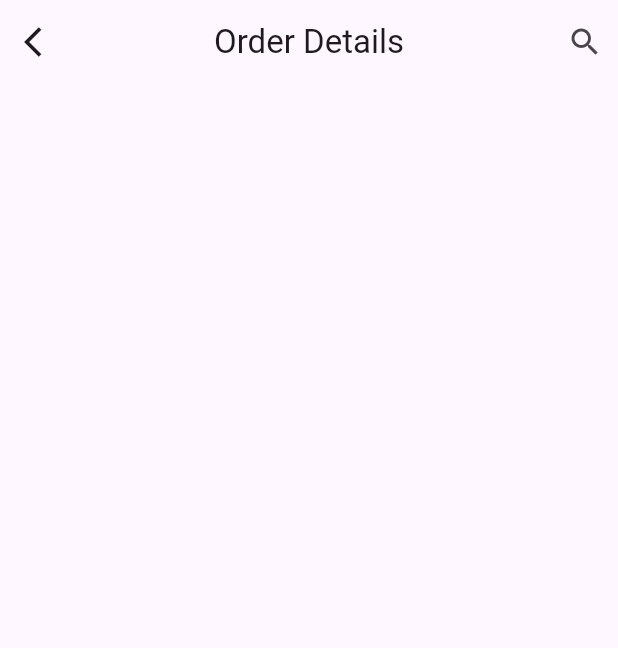
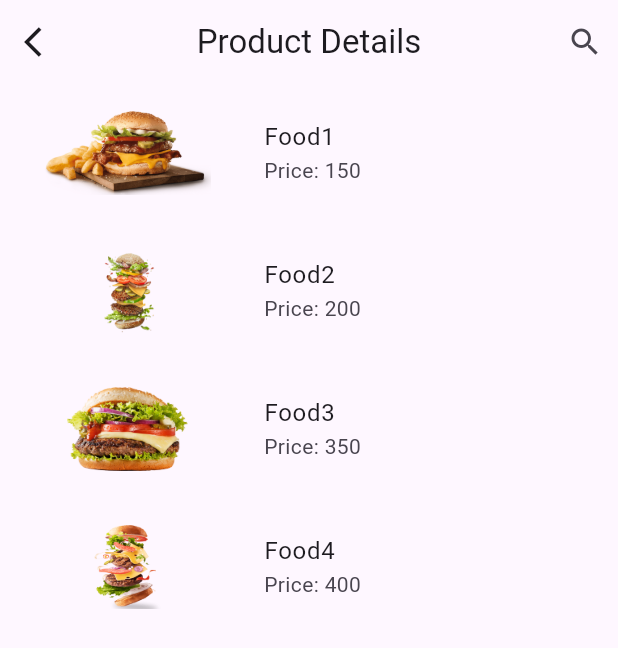
Before and after one commit to stackoverflown03/delivery_app, a Flutter app: the DetailScreen screen opened directly, after a tap on "Order now", on a phone screen of 412 x 824 dp. Shown: the top 648 px of the screen. Run offline on Flutter 3.47's test engine with Material 3 defaults, Android fonts, the phone set to English and light mode, and no system bars; our stand-ins replace carousel_slider, firebase_auth, firebase_core; accounts and stored records are empty.

Commit message:
Product details

```diff
--- a/lib/Product_Details.dart
+++ b/lib/Product_Details.dart
@@ -1,4 +1,4 @@
-class ProductDetails{
+class ProductDetails {
   final String Name;
   final String id;
   final int price;
@@ -8,13 +8,16 @@ ProductDetails({
     required this.Name,
     required this.id,
     required this.imageurl,
-  required this.price,
+    required this.price
   });
+  static final List<ProductDetails> prod=[
+    ProductDetails(
+        Name: "Food1", id: "001", imageurl: "Imgs/img_0.png", price: 150),
+    ProductDetails(
+        Name: "Food2", id: "002", imageurl: "Imgs/img_1.png", price: 200),
+    ProductDetails(
+        Name: "Food3", id: "003", imageurl: "Imgs/img_2.png", price: 350),
+    ProductDetails(
+        Name: "Food4", id: "004", imageurl: "Imgs/img_3.png", price: 400)
+  ];
 }
-
-List<ProductDetails> prod=[
-  ProductDetails(Name: "Food1", id: "001", imageurl: "Imgs/img_0", price: 150),
-  ProductDetails(Name: "Food2", id: "002", imageurl: "Imgs/img_1", price: 200),
-  ProductDetails(Name: "Food3", id: "003", imageurl: "Imgs/img_2", price: 350),
-  ProductDetails(Name: "Food4", id: "004", imageurl: "Imgs/img_3", price: 400)
-];
--- a/lib/pages/screen1.dart
+++ b/lib/pages/screen1.dart
@@ -1,5 +1,7 @@
 import 'package:flutter/material.dart';
 import 'package:food_delivery/pages/login_screen.dart';
+import 'package:firebase_auth/firebase_auth.dart';
+import 'package:food_delivery/pages/screen2.dart';
 
 
 class OnBoardingScreen extends StatefulWidget {
--- a/lib/pages/screen2.dart
+++ b/lib/pages/screen2.dart
@@ -169,6 +169,7 @@ class _HomeScreenState extends State<HomeScreen> {
                     ),
                   ],
                 ),
+
             ),
             ),
           ],
--- a/lib/pages/screen3.dart
+++ b/lib/pages/screen3.dart
@@ -1,6 +1,7 @@
 import 'package:flutter/material.dart';
 import 'package:carousel_slider/carousel_slider.dart';
 import 'package:food_delivery/pages/screen4.dart';
+import 'package:food_delivery/Product_Details.dart';
 
 class DetailScreen extends StatefulWidget {
   const DetailScreen({super.key});
@@ -14,7 +15,7 @@ class _DetailScreenState extends State<DetailScreen> {
   int quant=0;
 
   Widget build(BuildContext context) {
-
+    final pro=ProductDetails.prod;
     return Scaffold(
       appBar: AppBar(
         leading: IconButton(onPressed: (){
@@ -29,30 +30,14 @@ class _DetailScreenState extends State<DetailScreen> {
       child: Padding(
         padding: const EdgeInsets.all(15.0),
         child: Column(
-          mainAxisAlignment: MainAxisAlignment.spaceAround,
+          mainAxisAlignment: MainAxisAlignment.spaceEvenly,
           children: [
-            CarouselSlider(
-                items:[Container(
-                  child: Image(image: AssetImage('Imgs/img_0.png')),
-                  color: Colors.transparent,
-                ),
-                Container(
-                  child: Image(image: AssetImage('Imgs/img_1.png')),
-                  color: Colors.transparent,
-                ),
-                  Container(
-                    child: Image(image: AssetImage('Imgs/img_2.png')),
-                  ),
-                  Container(
-                    child: Image(image: AssetImage('Imgs/img_3.png'))
-                  )
-                ], options: CarouselOptions(
-              height: 200,
-              enableInfiniteScroll: true,
-              enlargeCenterPage: true,
-            )),
-            Row(
-
+            CarouselSlider.builder(itemCount: 4, itemBuilder:(BuildContext context,int item,int pageindex)=>Container(
+              child: Image(image: AssetImage("Imgs/img_$item.png"))
+            ),
+              options: CarouselOptions(
+                height: 200
+              ),
             ),
             Text("Popular Items",
             style: TextStyle(
@@ -61,42 +46,16 @@ class _DetailScreenState extends State<DetailScreen> {
             ),
             ),
             Text("Popular Items Lorem ipsum dolor sit amet, consectetur adipiscing elit, sed do eiusmod tempor incididunt ut labore et dolore magna aliqua. Ut enim ad minim veniam, quis nostrud exercitation ullamco laboris nisi ut aliquip ex ea commodo consequat. Duis aute irure dolor in reprehenderit in voluptate velit esse cillum dolore eu fugiat nulla pariatur. Excepteur sint occaecat cupidatat non proident, sunt in culpa qui officia deserunt mollit anim id est laborum"),
-             Row(
-               children: [
-                 Icon(Icons.star),
-                 Icon(Icons.star),
-                 Icon(Icons.star),
-                 Icon(Icons.star),
-                 Icon(Icons.star_half),
-               ],
-             ),
-            Row(
-              crossAxisAlignment: CrossAxisAlignment.center,
-              children: [
-                IconButton(onPressed: (){
-                  setState(() {
-                    quant++;
-                  });
-
-                }, icon: Icon(Icons.add_circle)),
-                Text('  $quant  '),
-                IconButton(onPressed: (){
-                  setState(() {
-                    quant--;
-                  });
-                }, icon: Icon(Icons.remove_circle_outlined)),
-              ],
-            ),
-            Text("Price: "),
             ElevatedButton(onPressed: (){
               Navigator.push(context, MaterialPageRoute(builder: (context)=>OrderPage()));
-            }, child: Text("Order now",
+            },
+              child: Text("Order now",
             style: TextStyle(
               color: Colors.black,
             ),),
             style: ElevatedButton.styleFrom(
               backgroundColor: Colors.amber,
-              padding: EdgeInsets.fromLTRB(100, 15, 100, 15)
+              padding: EdgeInsets.fromLTRB(100, 15, 100, 15),
             ),
             ),
           ],
--- a/lib/pages/screen4.dart
+++ b/lib/pages/screen4.dart
@@ -1,24 +1,27 @@
 import 'package:flutter/material.dart';
+import 'package:food_delivery/Product_Details.dart';
+import 'package:food_delivery/pages/screen3.dart';
 
 class OrderPage extends StatefulWidget {
-  const OrderPage({super.key});
 
+  const OrderPage({super.key}) ;
   @override
   State<OrderPage> createState() => _OrderPageState();
 }
 
+int qty=0;
 class _OrderPageState extends State<OrderPage> {
-
 
   @override
   Widget build(BuildContext context) {
+    final productdetails=ProductDetails.prod;
     return Scaffold(
       appBar: AppBar(
         leading: IconButton(onPressed: (){
-          Navigator.pop(context);
+          Navigator.push(context,MaterialPageRoute(builder: (context)=>DetailScreen()));
         }, icon: Icon(Icons.arrow_back_ios)),
         centerTitle: true,
-        title: Text("Order Details"),
+        title: Text("Product Details"),
         actions: [
           Padding(
             padding: const EdgeInsets.all(10.0),
@@ -26,13 +29,20 @@ class _OrderPageState extends State<OrderPage> {
           )
         ],
       ),
-      body: Column(
-        children: [
-          Card(
-
-          )
-        ],
-      ),
+      body:
+          ListView.builder(
+            itemCount: productdetails.length,
+              itemBuilder: (context,index){
+              final product=productdetails[index];
+              return ListTile(
+                contentPadding: EdgeInsets.all(10.0),
+                title: Text(product.Name),
+                subtitle:Text("Price: "+(product.price).toString()),
+                leading: Image(image: AssetImage(product.imageurl),
+                height: 100,
+                width: 150),
+              );
+              })
     );
   }
 }
```
Also changed, not shown: lib/pages/login_screen.dart (+20 -7 lines), 1 other file. Lines whose indentation alone changed are shown as unchanged.
